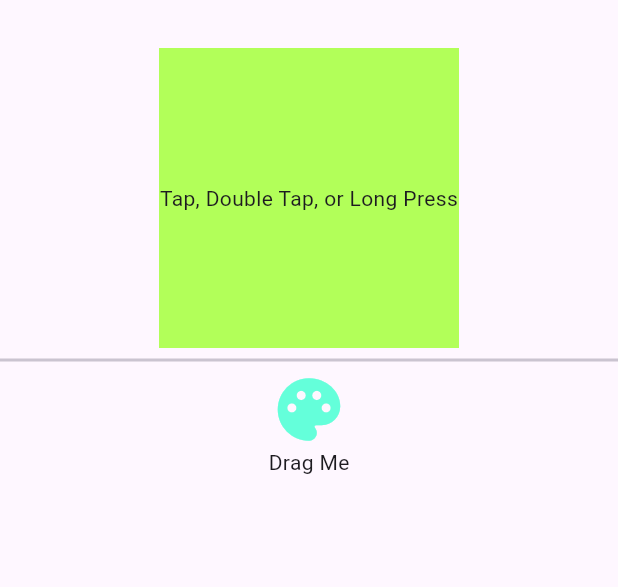
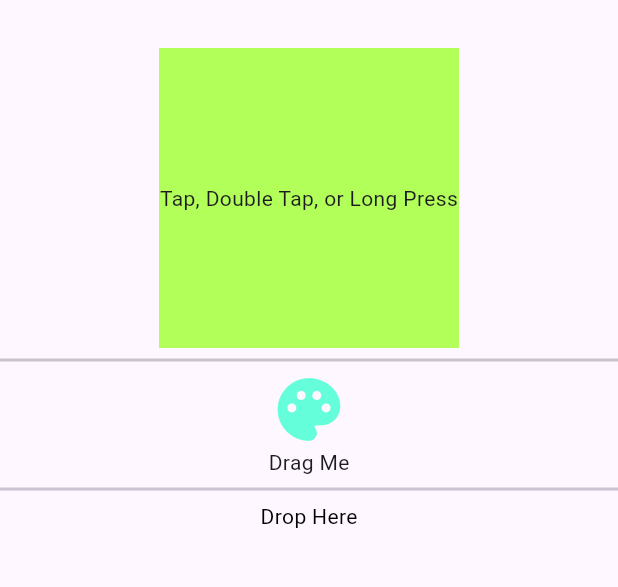
Before and after one commit to Kidus-M/gesturewidget, a Flutter app: the screen it shows after launch, on a phone screen of 412 x 824 dp, the part 84-671 px from its top. Run offline on Flutter 3.47's test engine with Material 3 defaults, Android fonts, the phone set to English and light mode, and no system bars.

Commit message:
hate y'all

```diff
--- a/lib/home.dart
+++ b/lib/home.dart
@@ -19,6 +19,8 @@ class Home extends StatelessWidget {
             _basicGestures(context),
             Divider(thickness: 2.0),
             draggableWidget(),
+            Divider(thickness: 2.0),
+            dragTargetWidget(context),
           ],
         ),
       ),
@@ -76,4 +78,16 @@ class Home extends StatelessWidget {
       )
     );
   }
+
+  DragTarget<int> dragTargetWidget(BuildContext context) {
+    return DragTarget<int>(
+      onAcceptWithDetails: (colorValue) {
+        ScaffoldMessenger.of(context).showSnackBar(
+          SnackBar(content: Text('Dropped color value: ${colorValue.data}')),
+        );
+      },
+      builder: (context, List<dynamic> acceptedData, List<dynamic> rejectedData) => acceptedData.isEmpty?
+      Text( 'Drop Here', style: TextStyle(color: Colors.black)) : Text('Painting Color: $acceptedData', style: TextStyle(color: Color(acceptedData[0]))),
+    );
+  }
 }
```
